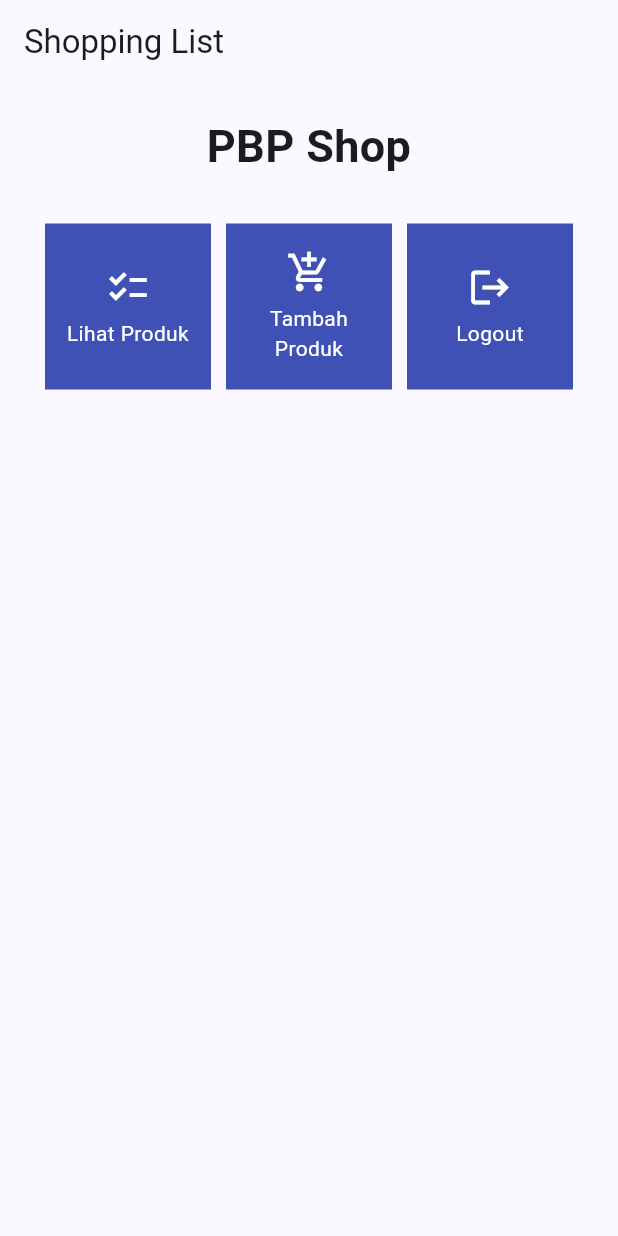
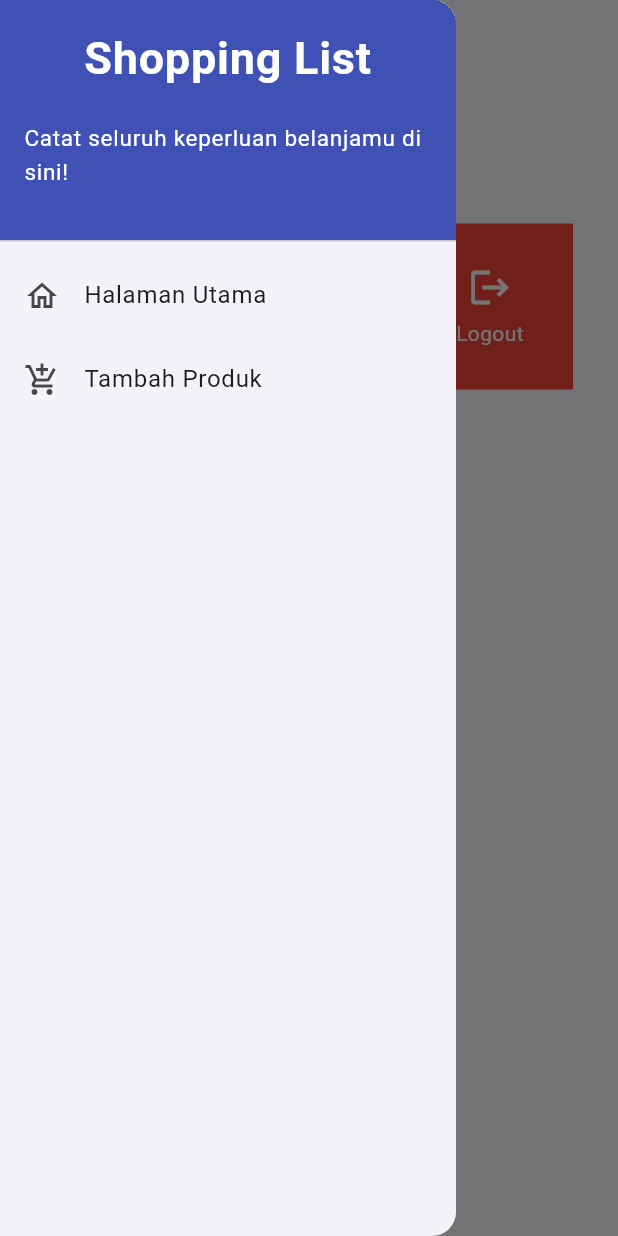
Before and after one commit to angganion/flutter_PBP, a Flutter app: the screen it shows after launch, with the side drawer open (before the commit the screen has no drawer), on a phone screen of 412 x 824 dp. Run offline on Flutter 3.47's test engine with Material 2 defaults, Android fonts, the phone set to English and light mode, and no system bars.

Commit message:
tutorial 7

```diff
--- a/lib/main.dart
+++ b/lib/main.dart
@@ -1,5 +1,6 @@
 import 'package:flutter/material.dart';
-import 'package:shopping_list/menu.dart';
+import 'package:shopping_list/screens/menu.dart';
+
 
 void main() {
   runApp(const MyApp());
--- a/lib/menu.dart
+++ b/lib/screens/menu.dart
@@ -1,12 +1,18 @@
 import 'package:flutter/material.dart';
+import 'package:shopping_list/widgets/left_drawer.dart';
+import 'package:shopping_list/screens/shoplist_form.dart';
+import 'package:shopping_list/widgets/shop_card.dart';
 
 class MyHomePage extends StatelessWidget {
   MyHomePage({Key? key}) : super(key: key);
 
   final List<ShopItem> items = [
-      ShopItem("Lihat Produk", Icons.checklist),
-      ShopItem("Tambah Produk", Icons.add_shopping_cart),
-      ShopItem("Logout", Icons.logout),
+    ShopItem("Lihat Produk", Icons.checklist),
+    ShopItem("Tambah Produk", Icons.add_shopping_cart),
+    ShopItem(
+      "Logout",
+      Icons.logout,
+    ),
   ];
 
   // This widget is the home page of your application. It is stateful, meaning
@@ -25,6 +31,7 @@ class MyHomePage extends StatelessWidget {
           'Shopping List',
         ),
       ),
+      drawer: const LeftDrawer(),
       body: SingleChildScrollView(
         // Widget wrapper yang dapat discroll
         child: Padding(
@@ -65,56 +72,3 @@ class MyHomePage extends StatelessWidget {
     );
   }
 }
-
-class ShopItem {
-  final String name;
-  final IconData icon;
-
-  ShopItem(this.name, this.icon);
-}
-
-
-class ShopCard extends StatelessWidget {
-  final ShopItem item;
-
-  const ShopCard(this.item, {super.key}); // Constructor
-
-  @override
-  Widget build(BuildContext context) {
-    return Material(
-      color: Colors.indigo,
-      child: InkWell(
-        // Area responsive terhadap sentuhan
-        onTap: () {
-          // Memunculkan SnackBar ketika diklik
-          ScaffoldMessenger.of(context)
-            ..hideCurrentSnackBar()
-            ..showSnackBar(SnackBar(
-                content: Text("Kamu telah menekan tombol ${item.name}!")));
-        },
-        child: Container(
-          // Container untuk menyimpan Icon dan Text
-          padding: const EdgeInsets.all(8),
-          child: Center(
-            child: Column(
-              mainAxisAlignment: MainAxisAlignment.center,
-              children: [
-                Icon(
-                  item.icon,
-                  color: Colors.white,
-                  size: 30.0,
-                ),
-                const Padding(padding: EdgeInsets.all(3)),
-                Text(
-                  item.name,
-                  textAlign: TextAlign.center,
-                  style: const TextStyle(color: Colors.white),
-                ),
-              ],
-            ),
-          ),
-        ),
-      ),
-    );
-  }
-}
--- /dev/null
+++ b/lib/widgets/left_drawer.dart
@@ -0,0 +1,70 @@
+import 'package:flutter/material.dart';
+import 'package:shopping_list/screens/menu.dart';
+// TODO: Impor halaman ShopFormPage jika sudah dibuat
+import 'package:shopping_list/screens/shoplist_form.dart';
+
+class LeftDrawer extends StatelessWidget {
+  const LeftDrawer({super.key});
+
+  @override
+  Widget build(BuildContext context) {
+    return Drawer(
+      child: ListView(
+        children: [
+          const DrawerHeader(
+            decoration: BoxDecoration(
+              color: Colors.indigo,
+            ),
+            child: Column(
+              children: [
+                Text(
+                  'Shopping List',
+                  textAlign: TextAlign.center,
+                  style: TextStyle(
+                    fontSize: 30,
+                    fontWeight: FontWeight.bold,
+                    color: Colors.white,
+                  ),
+                ),
+                Padding(padding: EdgeInsets.all(10)),
+                Text("Catat seluruh keperluan belanjamu di sini!",
+                    // Tambahkan gaya teks dengan center alignment, font ukuran 15, warna putih, dan weight biasa
+                    style: TextStyle(
+                      fontSize: 15,
+                      color: Colors.white,
+                      fontWeight: FontWeight.normal,
+                    )
+                    ),
+              ],
+            ),
+          ),
+          ListTile(
+            leading: const Icon(Icons.home_outlined),
+            title: const Text('Halaman Utama'),
+            // Bagian redirection ke MyHomePage
+            onTap: () {
+              Navigator.pushReplacement(
+                  context,
+                  MaterialPageRoute(
+                    builder: (context) => MyHomePage(),
+                  ));
+            },
+          ),
+          ListTile(
+            leading: const Icon(Icons.add_shopping_cart),
+            title: const Text('Tambah Produk'),
+            // Bagian redirection ke ShopFormPage
+            onTap: () {
+              //route ke shoping list form
+              Navigator.pushReplacement(
+                  context,
+                  MaterialPageRoute(
+                    builder: (context) => ShopFormPage(),
+                  ));
+            },
+          ),
+        ],
+      ),
+    );
+  }
+}
--- /dev/null
+++ b/lib/widgets/shop_card.dart
@@ -0,0 +1,72 @@
+import 'package:flutter/material.dart';
+import 'package:shopping_list/screens/menu.dart';
+import 'package:shopping_list/widgets/left_drawer.dart';
+import 'package:shopping_list/screens/shoplist_form.dart';
+
+class ShopItem {
+  final String name;
+  final IconData icon;
+
+  ShopItem(this.name, this.icon);
+}
+class ShopCard extends StatelessWidget {
+  final ShopItem item;
+
+  const ShopCard(this.item, {super.key}); // Constructor
+
+  @override
+  Widget build(BuildContext context) {
+    Color color;
+    if (item.name == "Lihat Produk") {
+      color = Colors.green;
+    } else if (item.name == "Tambah Produk") {
+      color = Colors.blue;
+    } else {
+      color = Colors.red;
+    }
+    return Material(
+      color: color,
+      child: InkWell(
+        // Area responsive terhadap sentuhan
+        onTap: () {
+          // Memunculkan SnackBar ketika diklik
+          ScaffoldMessenger.of(context)
+            ..hideCurrentSnackBar()
+            ..showSnackBar(SnackBar(
+                content: Text("Kamu telah menekan tombol ${item.name}!")));
+
+          // Navigate ke route yang sesuai (tergantung jenis tombol)
+          if (item.name == "Tambah Produk") {
+            // Gunakan Navigator.push untuk melakukan navigasi ke MaterialPageRoute yang mencakup ShopFormPage.
+            Navigator.push(
+              context,
+              MaterialPageRoute(builder: (context) => ShopFormPage()),
+            );
+          }
+        },
+        child: Container(
+          // Container untuk menyimpan Icon dan Text
+          padding: const EdgeInsets.all(8),
+          child: Center(
+            child: Column(
+              mainAxisAlignment: MainAxisAlignment.center,
+              children: [
+                Icon(
+                  item.icon,
+                  color: Colors.white,
+                  size: 30.0,
+                ),
+                const Padding(padding: EdgeInsets.all(3)),
+                Text(
+                  item.name,
+                  textAlign: TextAlign.center,
+                  style: const TextStyle(color: Colors.white),
+                ),
+              ],
+            ),
+          ),
+        ),
+      ),
+    );
+  }
+}
```
Also changed, not shown: lib/screens/shoplist_form.dart (added, +164 -0 lines), widgets/left_drawer.dart (added, +62 -0 lines).
